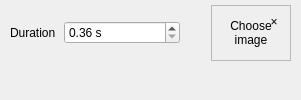
This is src/dtflow/ui/forms/video_panel.ui in djebaz/dtflow as Qt 5 draws it before an edit. The edited form follows.
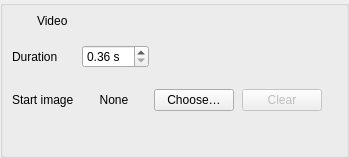
This is the edited form.

Commit message: Rebuild video strip as a shared section card with grid-aligned fields (#540)

Patch:
```diff
--- a/src/dtflow/ui/forms/video_panel.ui
+++ b/src/dtflow/ui/forms/video_panel.ui
@@ -1,29 +1,63 @@
 <?xml version="1.0" encoding="utf-8"?>
 <ui version="4.0">
  <class>VideoPanel</class>
- <widget class="QFrame" name="videoPanel">
-  <property name="role" stdset="0"><string>card</string></property>
-  <layout class="QVBoxLayout" name="videoPanelLayout">
+ <widget class="QGroupBox" name="videoPanel">
+  <property name="title"><string /></property>
+  <property name="role" stdset="0"><string>sectionCard</string></property>
+  <property name="accessibleName"><string>Video</string></property>
+  <layout class="QVBoxLayout" name="videoPanelCardLayout">
+   <property name="leftMargin"><number>0</number></property>
+   <property name="topMargin"><number>0</number></property>
+   <property name="rightMargin"><number>0</number></property>
+   <property name="bottomMargin"><number>0</number></property>
+   <property name="spacing"><number>0</number></property>
+   <item>
+    <widget class="QFrame" name="videoPanelHeader">
+     <property name="role" stdset="0"><string>sectionHeader</string></property>
+     <layout class="QHBoxLayout" name="videoPanelHeaderLayout" stretch="0,1">
    <property name="leftMargin"><number>10</number></property>
-   <property name="topMargin"><number>5</number></property>
+      <property name="topMargin"><number>7</number></property>
    <property name="rightMargin"><number>10</number></property>
-   <property name="bottomMargin"><number>5</number></property>
-   <property name="spacing"><number>4</number></property>
-   <item>
-    <layout class="QHBoxLayout" name="videoControlsRow">
+      <property name="bottomMargin"><number>7</number></property>
      <property name="spacing"><number>8</number></property>
      <item>
+       <widget class="QLabel" name="videoPanelIcon">
+        <property name="role" stdset="0"><string>sectionIcon</string></property>
+        <property name="iconKey" stdset="0"><string>video</string></property>
+        <property name="text"><string /></property>
+        <property name="minimumSize"><size><width>16</width><height>16</height></size></property>
+        <property name="maximumSize"><size><width>16</width><height>16</height></size></property>
+       </widget>
+      </item>
+      <item>
+       <widget class="QLabel" name="videoPanelHeading">
+        <property name="text"><string>Video</string></property>
+        <property name="textRole" stdset="0"><string>panelHeading</string></property>
+       </widget>
+      </item>
+     </layout>
+    </widget>
+   </item>
+   <item>
+    <widget class="QWidget" name="videoPanelContents">
+     <property name="role" stdset="0"><string>sectionContents</string></property>
+     <layout class="QGridLayout" name="videoGrid" columnstretch="0,1">
+      <property name="horizontalSpacing"><number>8</number></property>
+      <property name="verticalSpacing"><number>8</number></property>
+      <item row="0" column="0">
       <widget class="QLabel" name="videoDurationTitle">
        <property name="text"><string>Duration</string></property>
        <property name="textRole" stdset="0"><string>caption</string></property>
        <property name="buddy"><cstring>videoDurationSpinBox</cstring></property>
       </widget>
      </item>
+      <item row="0" column="1">
+       <layout class="QHBoxLayout" name="videoDurationRow">
+        <property name="spacing"><number>8</number></property>
      <item>
       <widget class="QDoubleSpinBox" name="videoDurationSpinBox">
        <property name="accessibleName"><string>Clip duration in seconds</string></property>
        <property name="toolTip"><string>The clip's requested length; frames follow from the model's playback rate and frame rule.</string></property>
-       <property name="minimumSize"><size><width>116</width><height>0</height></size></property>
        <property name="maximumSize"><size><width>116</width><height>16777215</height></size></property>
        <property name="suffix"><string> s</string></property>
        <property name="decimals"><number>2</number></property>
@@ -40,41 +74,68 @@
       </widget>
      </item>
      <item>
-      <spacer name="videoControlsFill">
+         <spacer name="videoDurationFill">
        <property name="orientation"><enum>Qt::Horizontal</enum></property>
-       <property name="sizeHint" stdset="0"><size><width>8</width><height>1</height></size></property>
-      </spacer>
-     </item>
+          <property name="sizeHint" stdset="0"><size><width>0</width><height>0</height></size></property>
+         </spacer>
+        </item>
+       </layout>
+      </item>
+      <item row="1" column="0">
+       <widget class="QLabel" name="videoStartTitle">
+        <property name="text"><string>Start image</string></property>
+        <property name="textRole" stdset="0"><string>caption</string></property>
+        <property name="buddy"><cstring>videoChooseStartButton</cstring></property>
+       </widget>
+      </item>
+      <item row="1" column="1">
+       <layout class="QHBoxLayout" name="videoStartRow">
+        <property name="spacing"><number>8</number></property>
      <item>
-      <widget class="QFrame" name="videoStartCard">
-       <property name="frameShape"><enum>QFrame::StyledPanel</enum></property>
-       <property name="minimumSize"><size><width>80</width><height>56</height></size></property>
-       <property name="maximumSize"><size><width>80</width><height>56</height></size></property>
-       <property name="accessibleName"><string>Choose or replace start image</string></property>
        <widget class="QLabel" name="videoStartThumb">
-        <property name="geometry"><rect><x>2</x><y>2</y><width>76</width><height>52</height></rect></property>
-        <property name="accessibleName"><string>Start image thumbnail; hover to preview crop, click to choose</string></property>
+          <property name="accessibleName"><string>Start image preview; hover to preview the crop</string></property>
+          <property name="minimumSize"><size><width>64</width><height>48</height></size></property>
+          <property name="maximumSize"><size><width>64</width><height>48</height></size></property>
         <property name="alignment"><set>Qt::AlignCenter</set></property>
-        <property name="role" stdset="0"><string>secondary</string></property>
-        <property name="text"><string>Choose image</string></property>
-        <property name="wordWrap"><bool>true</bool></property>
-       </widget>
-       <widget class="QToolButton" name="videoClearStartButton">
-        <property name="geometry"><rect><x>48</x><y>2</y><width>30</width><height>30</height></rect></property>
-        <property name="text"><string>×</string></property>
-        <property name="toolTip"><string>Clear start image</string></property>
+          <property name="text"><string>None</string></property>
+         </widget>
+        </item>
+        <item>
+         <widget class="QPushButton" name="videoChooseStartButton">
+          <property name="text"><string>Choose…</string></property>
+          <property name="accessibleName"><string>Choose or replace start image</string></property>
+         </widget>
+        </item>
+        <item>
+         <widget class="QPushButton" name="videoClearStartButton">
+          <property name="text"><string>Clear</string></property>
         <property name="accessibleName"><string>Clear start image</string></property>
-        <property name="autoRaise"><bool>true</bool></property>
-       </widget>
-      </widget>
-     </item>
-    </layout>
-   </item>
-   <item>
+          <property name="enabled"><bool>false</bool></property>
+         </widget>
+        </item>
+        <item>
+         <widget class="QLabel" name="videoStartLabel">
+          <property name="accessibleName"><string>Start image details</string></property>
+          <property name="role" stdset="0"><string>secondary</string></property>
+          <property name="text"><string /></property>
+         </widget>
+        </item>
+        <item>
+         <spacer name="videoStartFill">
+          <property name="orientation"><enum>Qt::Horizontal</enum></property>
+          <property name="sizeHint" stdset="0"><size><width>0</width><height>0</height></size></property>
+         </spacer>
+        </item>
+       </layout>
+      </item>
+      <item row="2" column="0" colspan="2">
     <widget class="QLabel" name="videoProblemLabel">
      <property name="text"><string /></property>
      <property name="wordWrap"><bool>true</bool></property>
      <property name="state" stdset="0"><string>warning</string></property>
+       </widget>
+      </item>
+     </layout>
     </widget>
    </item>
   </layout>
```
Lines whose indentation alone changed are shown as unchanged. The commit also changes 2 other files.
